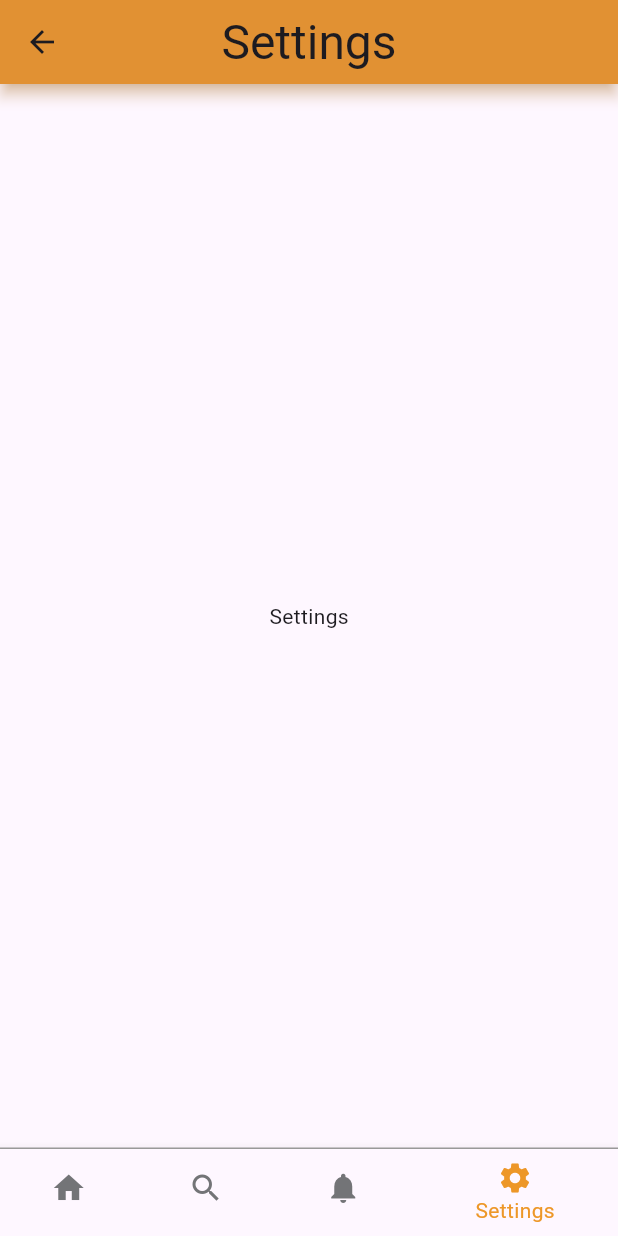
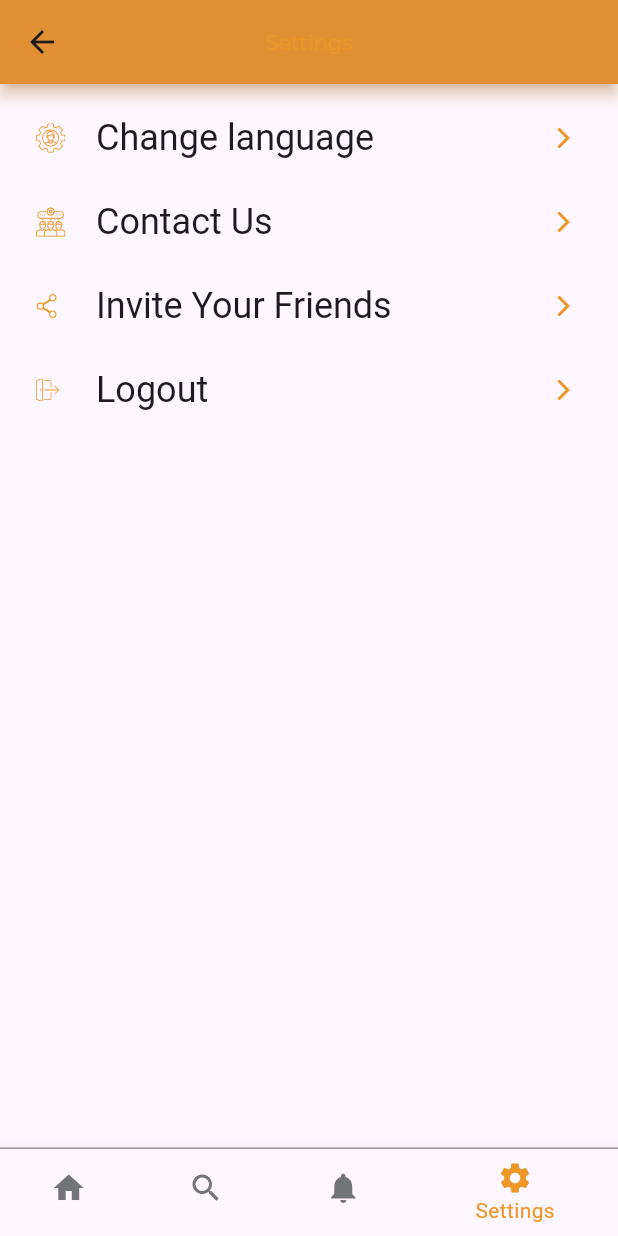
Before and after one commit to Soyabali/citizenCentric, a Flutter app: the MainView screen opened by its route, item 4 of the bottom bar chosen, on a phone screen of 412 x 824 dp. Run offline on Flutter 3.47's test engine with Material 3 defaults, Android fonts, the phone set to English and light mode, and no system bars; our stand-ins replace carousel_slider, dartz, dio, flutter_svg, freezed_annotation, get_it and 6 more; accounts and stored records are empty; generated files the repository leaves out were written again; network calls fail; project files that could hold a hidden picture were left out.

Commit message:
Localization string

```diff
--- a/lib/app/app_prefs.dart
+++ b/lib/app/app_prefs.dart
@@ -45,6 +45,11 @@ class AppPreferences {
   Future<bool> isUserLoggedIn() async {
     return _sharedPreferences.getBool(PREFS_KEY_IS_USER_LOGGED_IN) ?? false;
   }
+
+  Future<void> logout() async {
+    _sharedPreferences.remove(PREFS_KEY_IS_USER_LOGGED_IN);
+  }
+
   // changePassword
   Future<void> setIsUserChangePassword() async {
     _sharedPreferences.setBool(PREFS_KEY_IS_USER_CHANGE_PASSWORD_IN, true);
--- a/lib/presentation/main/settings_page.dart
+++ b/lib/presentation/main/settings_page.dart
@@ -1,6 +1,13 @@
 import 'package:flutter/material.dart';
+import 'package:flutter_svg/svg.dart';
 
+import '../../app/app_prefs.dart';
+import '../../app/di.dart';
+import '../../data/data_source/local_data_source.dart';
+import '../resources/assets_manager.dart';
+import '../resources/routes_manager.dart';
 import '../resources/strings_manager.dart';
+import '../resources/values_manager.dart';
 
 class SettingPage extends StatefulWidget {
   const SettingPage({super.key});
@@ -10,10 +17,76 @@ class SettingPage extends StatefulWidget {
 }
 
 class _SettingPageState extends State<SettingPage> {
+
+  AppPreferences _appPreferences = instance<AppPreferences>();
+  LocalDataSource _localDataSource = instance<LocalDataSource>();
+
+
   @override
   Widget build(BuildContext context) {
-    return Center(
-      child: Text(AppStrings.settings),
+    return ListView(
+      padding: EdgeInsets.all(AppPadding.p8),
+      children: [
+        ListTile(
+          title: Text(
+            AppStrings.changeLanguage,
+            style: Theme.of(context).textTheme.headlineSmall,
+          ),
+          leading: SvgPicture.asset(ImageAssets.changeLangIc),
+          trailing: SvgPicture.asset(ImageAssets.settingsRightArrowIc),
+          onTap: () {
+            _changeLanguage();
+          },
+        ),
+        ListTile(
+          title: Text(
+            AppStrings.contactUs,
+            style: Theme.of(context).textTheme.headlineSmall,
+          ),
+          leading: SvgPicture.asset(ImageAssets.contactUsIc),
+          trailing: SvgPicture.asset(ImageAssets.settingsRightArrowIc),
+          onTap: () {
+            _contactUs();
+          },
+        ),
+        ListTile(
+          title: Text(
+            AppStrings.inviteYourFriends,
+            style: Theme.of(context).textTheme.headlineSmall,
+          ),
+          leading: SvgPicture.asset(ImageAssets.inviteFriendsIc),
+          trailing: SvgPicture.asset(ImageAssets.settingsRightArrowIc),
+          onTap: () {
+            _logout();
+          },
+        ),
+        ListTile(
+          title: Text(
+            AppStrings.logout,
+            style: Theme.of(context).textTheme.headlineSmall,
+          ),
+          leading: SvgPicture.asset(ImageAssets.logoutIc),
+          trailing: SvgPicture.asset(ImageAssets.settingsRightArrowIc),
+          onTap: () {},
+        )
+      ],
     );
   }
+  void _changeLanguage() {
+    // i will apply localisation later
+  }
+
+  void _contactUs() {
+    // its a task for you to open any web bage with dummy content
+  }
+
+  void _inviteFriends() {
+    // its a task to share app name with friends
+  }
+
+  void _logout() {
+    _appPreferences.logout(); // clear login flag from app prefs
+    _localDataSource.clearCache();
+    Navigator.pushReplacementNamed(context, Routes.loginRoute);
+  }
 }
--- a/lib/presentation/resources/assets_manager.dart
+++ b/lib/presentation/resources/assets_manager.dart
@@ -11,6 +11,12 @@ class ImageAssets {
   static const String rightarrowIc = "$IMAGE_PATH/right_arrow_ic.svg";
   static const String solidCircleIc = "$IMAGE_PATH/solid_circle_ic.svg";
   static const String loginIc = "$IMAGE_PATH/login_ic.svg";
+  static const String settingsRightArrowIc =
+      "$IMAGE_PATH/settings_right_arrow_ic.svg";
+  static const String changeLangIc = "$IMAGE_PATH/change_lang_ic.svg";
+  static const String contactUsIc = "$IMAGE_PATH/contact_us_ic.svg";
+  static const String inviteFriendsIc = "$IMAGE_PATH/invite_friends_ic.svg";
+  static const String logoutIc = "$IMAGE_PATH/logout_ic.svg";
 }
 class JsonAssets {
   static const String loading = "$JSON_PATH/loading.json";
--- a/lib/presentation/resources/strings_manager.dart
+++ b/lib/presentation/resources/strings_manager.dart
@@ -34,5 +34,9 @@ class AppStrings {
   static const String settings = "Settings";
   static const String services = "Services";
   static const String stores = "Stores";
+  static const String changeLanguage = "Change language";
+  static const String contactUs = "Contact Us";
+  static const String inviteYourFriends = "Invite Your Friends";
+  static const String logout = "Logout";
 
 }
--- a/lib/presentation/resources/theme_manager.dart
+++ b/lib/presentation/resources/theme_manager.dart
@@ -49,8 +49,12 @@ ThemeData getApplicationTheme() {
           displayLarge: getSemiBoldStyle(color: ColorManager.darkGrey,fontSize: FontSize.s16),
           titleMedium: getMediumStyle(color: ColorManager.lightGrey,fontSize: FontSize.s14),
           bodySmall: getRegularStyle(color: ColorManager.grey1),
-          bodyLarge: getRegularStyle(color: ColorManager.grey)
+          bodyLarge: getRegularStyle(color: ColorManager.grey),
+          displaySmall: getBoldStyle(color: ColorManager.primary, fontSize: FontSize.s16),
+          headlineLarge: getRegularStyle(color: ColorManager.primary, fontSize: FontSize.s14),
+
       ),
+
     // input decoration theme (text form field)
 
   inputDecorationTheme: InputDecorationTheme(
--- a/lib/presentation/splash/splash.dart
+++ b/lib/presentation/splash/splash.dart
@@ -21,7 +21,7 @@ class _SplashViewState extends State<SplashView> {
   AppPreferences _appPreferences = instance<AppPreferences>();
 
   _startDelay() {
-    _timer = Timer(Duration(seconds: 2), _goNext_2);
+    _timer = Timer(Duration(seconds: 2), _goNext);
   }
 
   _goNext_2() {
```
Also changed, not shown: lib/data/repository/repository_impl.dart (+0 -26 lines).
